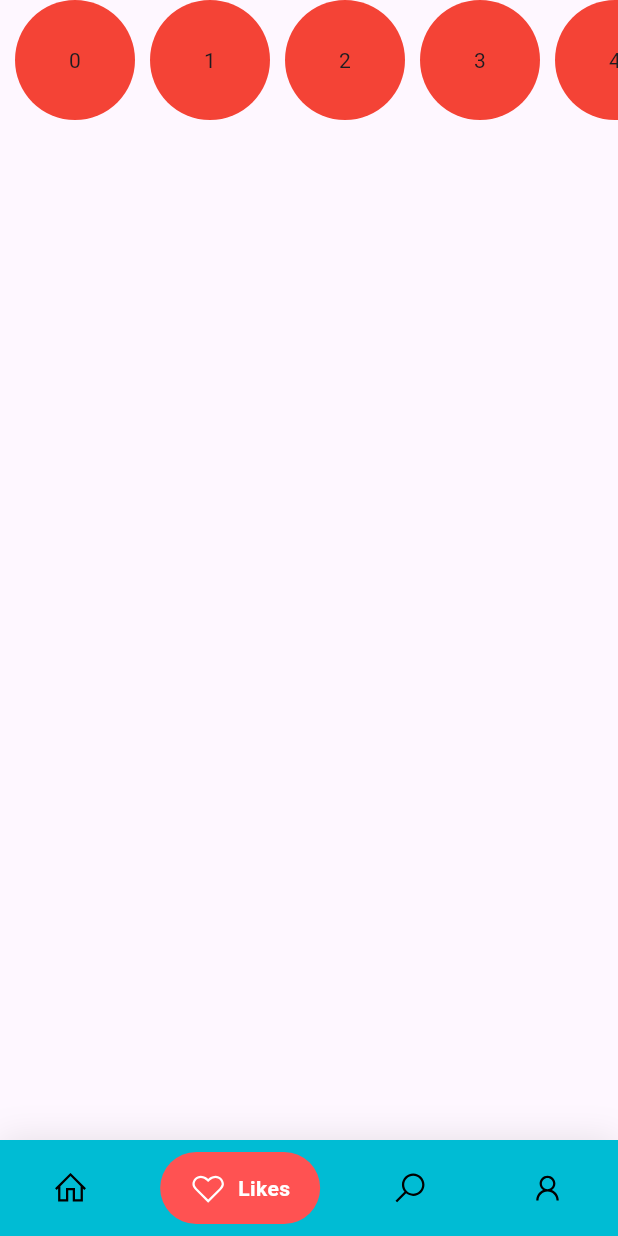
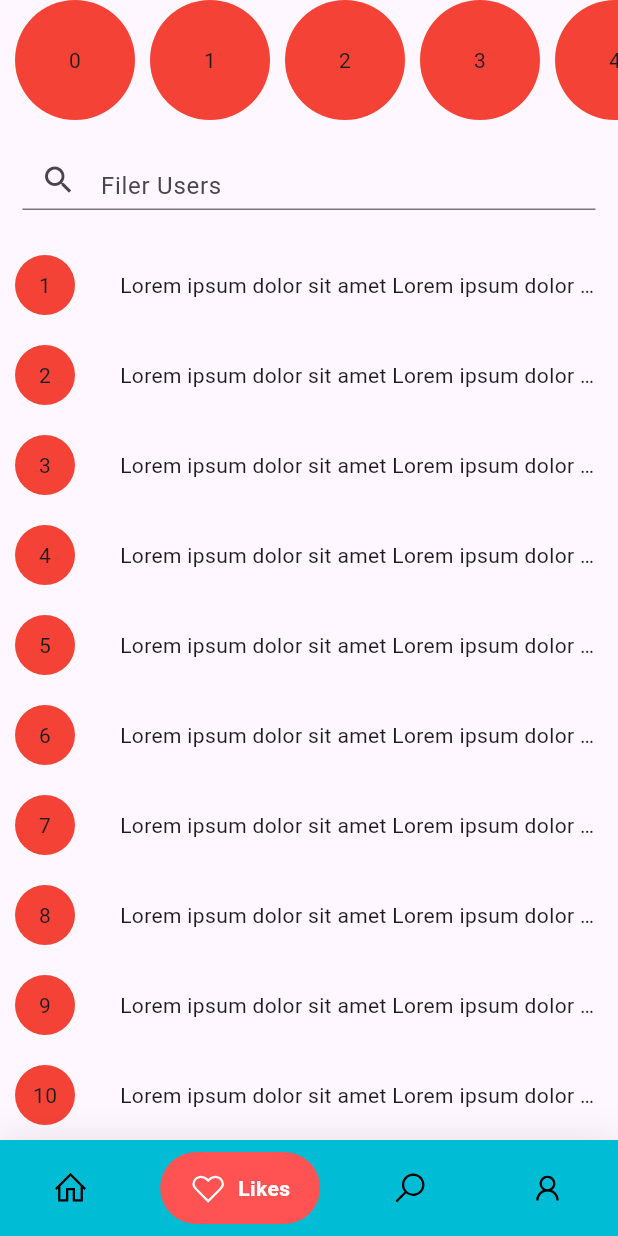
Before and after one commit to tisamo/generic-date, a Flutter app: the screen it shows after launch, item 2 of the bottom bar chosen, on a phone screen of 412 x 824 dp. Run offline on Flutter 3.47's test engine with Material 3 defaults, Android fonts, the phone set to English and light mode, and no system bars; drawn by our look-alikes of google_nav_bar; our stand-ins replace dio, flutter_secure_storage, geolocator, image_picker, line_icons, shared_preferences and 1 more; missing offline and left inert: chip_list, flutter_cupertino_date_picker_fork; accounts and stored records are empty; network calls fail.

Commit message:
get users

```diff
--- a/lib/main.dart
+++ b/lib/main.dart
@@ -14,6 +14,7 @@ import 'package:generic_date/screens/tabs/home.dart';
 import 'package:generic_date/services/navigator-service.dart';
 import 'package:provider/provider.dart';
 import 'package:shared_preferences/shared_preferences.dart';
+import 'provider/message-provider.dart';
 import 'provider/userlist-provider.dart';
 
 
@@ -33,7 +34,8 @@ class MyApp extends StatelessWidget with RouteAware {
     return MultiProvider(
         providers: [
           ChangeNotifierProvider(create: (context) => UserProvider()),
-          ChangeNotifierProvider(create: (context) => NavProvider())
+          ChangeNotifierProvider(create: (context) => NavProvider()),
+          ChangeNotifierProvider(create: (context) => MessagesProvider())
         ],
         child:  MaterialApp(
           navigatorKey: NavigationService.navigatorKey,
@@ -51,7 +53,7 @@ class RouteGenerator {
       '/register': (_) => const RegisterScreen(),
       '/login': (_) => const LoginScreen(),
       '/verification': (_) => const VerificationScreen(),
-      '/messages': (_) => const Messages(),
+      '/messages': (_) =>  Messages(),
       '/profile': (_) => const Profile(),
       '/profile-settings': (_) => const  ProfileSettings(),
       '/personality-test': (_) => QuizScreen(),
--- a/lib/screens/Profile/Infp.dart
+++ b/lib/screens/Profile/Infp.dart
@@ -268,7 +268,7 @@ class _QuizScreenState extends State<QuizScreen> {
                             ),
                           )),
                       Padding(
-                        padding: EdgeInsets.only(top: 40),
+                        padding: const EdgeInsets.only(top: 40),
                         child: Row(
                           mainAxisAlignment: MainAxisAlignment.center,
                           children: [
--- a/lib/screens/authentication/register.dart
+++ b/lib/screens/authentication/register.dart
@@ -34,8 +34,6 @@ class MyCustomFormState extends State<LoginForm> {
   final HttpClient http = HttpClient();
   final emailController = TextEditingController();
   final passwordController = TextEditingController();
-
-
 
 
 
--- a/lib/screens/tabs/messages.dart
+++ b/lib/screens/tabs/messages.dart
@@ -3,15 +3,41 @@ import 'package:flutter/rendering.dart';
 import 'package:generic_date/shared/layout/simple_layout.dart';
 
 class Messages extends StatelessWidget {
-  const Messages({Key? key}) : super(key: key);
+  Messages({Key? key}) : super(key: key);
+  List<int> numbers = [
+    1,
+    2,
+    3,
+    4,
+    5,
+    6,
+    7,
+    8,
+    9,
+    10,
+    1,
+    2,
+    3,
+    4,
+    5,
+    6,
+    7,
+    8,
+    9,
+    10
+  ];
 
   @override
   Widget build(BuildContext context) {
-    List<int> numbers = [1, 2, 3, 4, 5, 6, 7, 8, 9, 10,1, 2, 3, 4, 5, 6, 7, 8, 9, 10];
+    double width = MediaQuery.of(context).size.width;
+    double maxWidth = width > 600 ? 600 : width;
 
     return SimpleLayout(
         hideAppbar: true,
-        layout: Column(
+        layout: Center(
+          child: Container(
+            width: maxWidth,
+            child: Column(
               children: [
                 SizedBox(
                   height: 100,
@@ -20,26 +46,87 @@ class Messages extends StatelessWidget {
                     child: ListView.separated(
                       scrollDirection: Axis.horizontal,
                       separatorBuilder: (BuildContext context, int index) =>
-                     const SizedBox(width: 10,),
+                          const SizedBox(
+                        width: 10,
+                      ),
                       itemCount: numbers.length,
                       itemBuilder: (BuildContext context, int index) {
                         return Column(
-                        crossAxisAlignment: CrossAxisAlignment.center, children: [
+                            crossAxisAlignment: CrossAxisAlignment.center,
+                            children: [
                               ClipRRect(
-                        borderRadius: const BorderRadius.all(Radius.circular(75.0)),
+                                borderRadius:
+                                    const BorderRadius.all(Radius.circular(75.0)),
                                 child: Container(
                                   width: 80,
                                   height: 80,
                                   color: Colors.red,
-                          child: Center(child: Text(index.toString()),),),
+                                  child: Center(
+                                    child: Text(index.toString()),
+                                  ),
+                                ),
                               ),
                             ]);
                       },
                     ),
                   ),
-
+                ),
+                Center(
+                  child: SizedBox(
+                      width: width - 30,
+                      height: 40,
+                      child: TextFormField(
+                        decoration: const InputDecoration(
+                            prefixIcon: Icon(Icons.search),
+                            hintText: "Filer Users"),
+                      )),
+                ),
+                const SizedBox(
+                  height: 20,
+                ),
+                Flexible(
+                  child: Align(
+                    alignment: Alignment.topCenter,
+                    child: SizedBox(
+                      width: width - 20,
+                      child: ListView.builder(
+                        itemCount: numbers.length,
+                        itemBuilder: (context, index) {
+                          final n = numbers[index];
+                          return SizedBox(
+                            height: 60,
+                            child: Row(
+                              crossAxisAlignment: CrossAxisAlignment.center,
+                              children: [
+                                ClipRRect(
+                                  borderRadius: BorderRadius.all(Radius.circular(50)),
+                                  child: Container(
+                                    width: 40,
+                                    height: 40,
+                                    color: Colors.red,
+                                    child: Center(
+                                      child: Text(n.toString()),
+                                    ),
+                                  ),
+                                ),
+                                SizedBox(width: 30),
+                                Flexible(
+                                  child: Text(
+                                    "Lorem ipsum dolor sit amet Lorem ipsum dolor sit amet Lorem ipsum dolor sit amet Lorem ipsum dolor sit amet",
+                                    overflow: TextOverflow.ellipsis,
+                                  ),
+                                ),
+                              ],
+                            ),
+                          );
+                        },
+                      ),
+                    ),
+                  ),
                 )
               ],
+            ),
+          ),
         ),
         title: "Messages");
   }
--- a/lib/screens/tabs/profile.dart
+++ b/lib/screens/tabs/profile.dart
@@ -48,7 +48,7 @@ class Profile extends StatelessWidget {
                                         Colors.black.withOpacity(0.5),
                                     radius: 20.0,
                                     child: IconButton(
-                                      icon: Icon(Icons.edit,
+                                      icon: const Icon(Icons.edit,
                                           color: Colors.white, size: 20.0),
                                       onPressed: () {
                                         Navigator.pushNamed(
@@ -60,10 +60,10 @@ class Profile extends StatelessWidget {
                               ),
                             ],
                           ),
-                          const  SizedBox(
+                          const SizedBox(
                             height: 10,
                           ),
-                         const  Row(
+                          const Row(
                             mainAxisAlignment: MainAxisAlignment.center,
                             children: [
                               Text('name'),
```
Also changed, not shown: lib/provider/message-provider.dart (added, +221 -0 lines), lib/screens/authentication/verification.dart (+8 -0 lines), lib/screens/tabs/home.dart (+21 -12 lines). Lines whose indentation alone changed are shown as unchanged.
